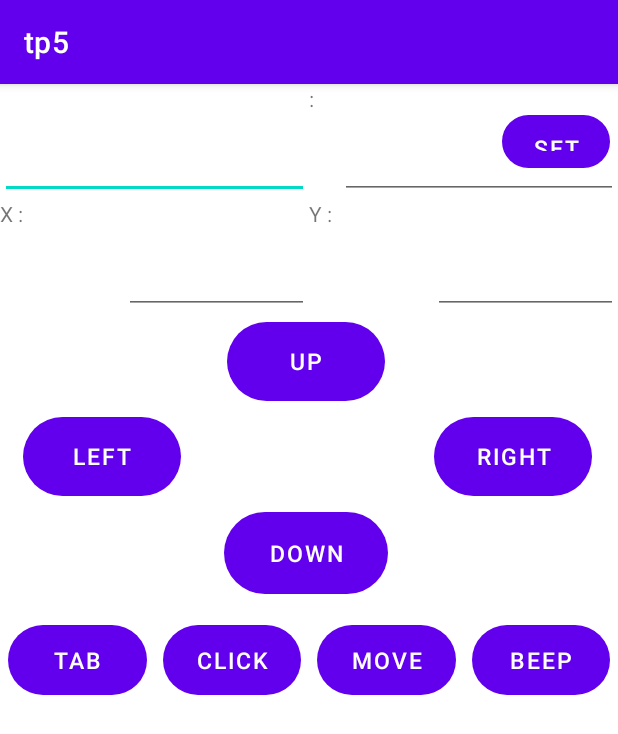
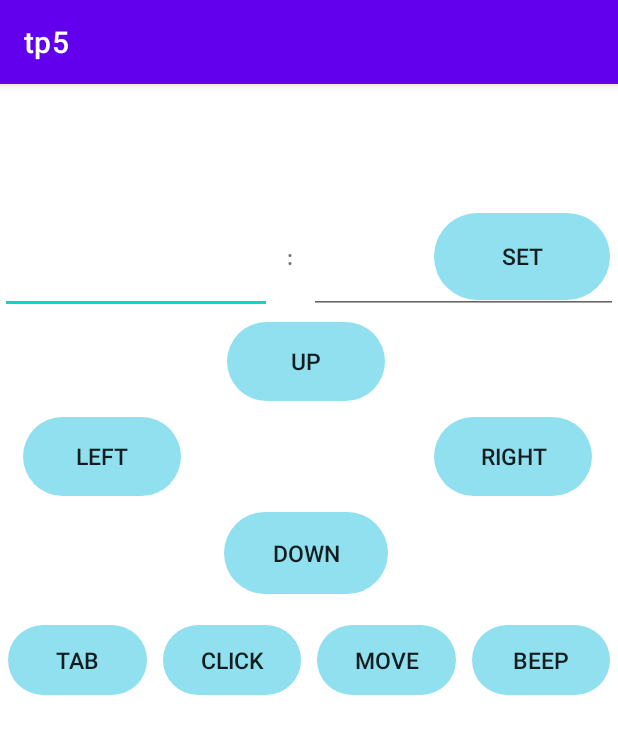
Before and after one commit to CavacoAntoine/Cours_Android_Studio, an Android app: the screen it shows after launch (MainActivity), on a phone screen of 412 x 824 dp. Shown: the top 734 px of the screen. Run offline under Robolectric (Android 15) with nearby library versions, the phone set to English and light mode, and no system bars.

Commit message:
tp5 fix color

```diff
--- a/tp5/app/src/main/res/layout/activity_main.xml
+++ b/tp5/app/src/main/res/layout/activity_main.xml
@@ -46,31 +46,31 @@
         android:id="@+id/IP"
         android:layout_width="0dp"
         android:layout_height="0dp"
-        app:layout_constraintBottom_toTopOf="@+id/guidelineH10"
+        app:layout_constraintBottom_toTopOf="@+id/guidelineH20"
         app:layout_constraintEnd_toEndOf="parent"
         app:layout_constraintStart_toStartOf="parent"
-        app:layout_constraintTop_toTopOf="@+id/guidelineH">
+        app:layout_constraintTop_toTopOf="@+id/guidelineH10">
 
         <androidx.constraintlayout.widget.Guideline
             android:id="@+id/guidelineIPV50"
             android:layout_width="wrap_content"
             android:layout_height="wrap_content"
             android:orientation="vertical"
-            app:layout_constraintGuide_percent="0.50" />
+            app:layout_constraintGuide_percent="0.44" />
 
         <androidx.constraintlayout.widget.Guideline
             android:id="@+id/guidelineIPV55"
             android:layout_width="wrap_content"
             android:layout_height="wrap_content"
             android:orientation="vertical"
-            app:layout_constraintGuide_percent="0.55" />
+            app:layout_constraintGuide_percent="0.5" />
 
         <androidx.constraintlayout.widget.Guideline
             android:id="@+id/guidelineIPV80"
             android:layout_width="wrap_content"
             android:layout_height="wrap_content"
             android:orientation="vertical"
-            app:layout_constraintGuide_percent="0.80" />
+            app:layout_constraintGuide_percent="0.69" />
 
         <EditText
             android:id="@+id/inputIP"
@@ -86,6 +86,8 @@
             android:id="@+id/deuxPoints"
             android:layout_width="0dp"
             android:layout_height="0dp"
+            android:gravity="center"
+            android:textStyle="bold"
             android:text="@string/deux_points"
             app:layout_constraintBottom_toBottomOf="parent"
             app:layout_constraintEnd_toStartOf="@+id/guidelineIPV55"
@@ -102,89 +104,17 @@
             app:layout_constraintTop_toTopOf="parent"
             tools:ignore="SpeakableTextPresentCheck" />
 
-        <Button
+        <androidx.appcompat.widget.AppCompatButton
             android:id="@+id/buttonSet"
             style="@style/Button"
             android:layout_width="0dp"
             android:layout_height="0dp"
+            android:background="@drawable/button_layout"
             android:text="@string/set"
             app:layout_constraintBottom_toBottomOf="parent"
             app:layout_constraintEnd_toEndOf="parent"
             app:layout_constraintStart_toStartOf="@+id/guidelineIPV80"
             app:layout_constraintTop_toTopOf="parent" />
-
-
-    </androidx.constraintlayout.widget.ConstraintLayout>
-
-    <androidx.constraintlayout.widget.ConstraintLayout
-        android:id="@+id/xy"
-        android:layout_width="0dp"
-        android:layout_height="0dp"
-        app:layout_constraintBottom_toTopOf="@+id/guidelineH20"
-        app:layout_constraintEnd_toEndOf="parent"
-        app:layout_constraintStart_toStartOf="parent"
-        app:layout_constraintTop_toTopOf="@+id/guidelineH10">
-
-        <androidx.constraintlayout.widget.Guideline
-            android:id="@+id/guidelineXYV20"
-            android:layout_width="wrap_content"
-            android:layout_height="wrap_content"
-            android:orientation="vertical"
-            app:layout_constraintGuide_percent="0.2" />
-
-        <androidx.constraintlayout.widget.Guideline
-            android:id="@+id/guidelineXYV50"
-            android:layout_width="wrap_content"
-            android:layout_height="wrap_content"
-            android:orientation="vertical"
-            app:layout_constraintGuide_begin="206dp" />
-
-        <androidx.constraintlayout.widget.Guideline
-            android:id="@+id/guidelineXYV70"
-            android:layout_width="wrap_content"
-            android:layout_height="wrap_content"
-            android:orientation="vertical"
-            app:layout_constraintGuide_percent="0.70" />
-
-        <TextView
-            android:id="@+id/X"
-            android:layout_width="0dp"
-            android:layout_height="0dp"
-            android:text="@string/displayX"
-            app:layout_constraintBottom_toBottomOf="parent"
-            app:layout_constraintEnd_toStartOf="@+id/guidelineXYV20"
-            app:layout_constraintStart_toStartOf="parent"
-            app:layout_constraintTop_toTopOf="parent" />
-
-        <TextView
-            android:id="@+id/Y"
-            android:layout_width="0dp"
-            android:layout_height="0dp"
-            android:text="@string/displayY"
-            app:layout_constraintBottom_toBottomOf="parent"
-            app:layout_constraintEnd_toStartOf="@+id/guidelineXYV70"
-            app:layout_constraintStart_toStartOf="@+id/guidelineXYV50"
-            app:layout_constraintTop_toTopOf="parent" />
-
-        <EditText
-            android:id="@+id/inputX"
-            android:layout_width="0dp"
-            android:layout_height="0dp"
-            app:layout_constraintBottom_toBottomOf="parent"
-            app:layout_constraintEnd_toStartOf="@+id/guidelineXYV50"
-            app:layout_constraintStart_toStartOf="@+id/guidelineXYV20"
-            app:layout_constraintTop_toTopOf="parent"
-            tools:ignore="SpeakableTextPresentCheck" />
-
-        <EditText
-            android:id="@+id/inputY"
-            android:layout_width="0dp"
-            android:layout_height="0dp"
-            app:layout_constraintBottom_toBottomOf="parent"
-            app:layout_constraintEnd_toEndOf="parent"
-            app:layout_constraintStart_toStartOf="@+id/guidelineXYV70"
-            app:layout_constraintTop_toTopOf="parent"
-            tools:ignore="SpeakableTextPresentCheck" />
 
 
     </androidx.constraintlayout.widget.ConstraintLayout>
@@ -228,7 +158,7 @@
             android:orientation="vertical"
             app:layout_constraintGuide_percent="0.66" />
 
-        <Button
+        <androidx.appcompat.widget.AppCompatButton
             android:id="@+id/buttonUp"
             style="@style/Button"
             android:layout_width="0dp"
@@ -239,7 +169,7 @@
             app:layout_constraintStart_toStartOf="@+id/guidelineButtonV33"
             app:layout_constraintTop_toTopOf="parent" />
 
-        <Button
+        <androidx.appcompat.widget.AppCompatButton
             android:id="@+id/buttonDown"
             style="@style/Button"
             android:layout_width="0dp"
@@ -250,7 +180,7 @@
             app:layout_constraintStart_toStartOf="@+id/guidelineButtonV33"
             app:layout_constraintTop_toTopOf="@+id/guidelineButtonH66" />
 
-        <Button
+        <androidx.appcompat.widget.AppCompatButton
             android:id="@+id/buttonLeft"
             style="@style/Button"
             android:layout_width="0dp"
@@ -262,7 +192,7 @@
             app:layout_constraintTop_toTopOf="@+id/guidelineButtonH33" />
 
 
-        <Button
+        <androidx.appcompat.widget.AppCompatButton
             android:id="@+id/buttonRight"
             style="@style/Button"
             android:layout_width="0dp"
@@ -275,7 +205,7 @@
 
     </androidx.constraintlayout.widget.ConstraintLayout>
 
-    <Button
+    <androidx.appcompat.widget.AppCompatButton
         android:id="@+id/buttonTab"
         style="@style/Button"
         android:layout_width="0dp"
@@ -286,7 +216,7 @@
         app:layout_constraintStart_toStartOf="parent"
         app:layout_constraintTop_toTopOf="@+id/guidelineH45" />
 
-    <Button
+    <androidx.appcompat.widget.AppCompatButton
         android:id="@+id/buttonClick"
         style="@style/Button"
         android:layout_width="0dp"
@@ -297,7 +227,7 @@
         app:layout_constraintStart_toEndOf="@id/buttonTab"
         app:layout_constraintTop_toTopOf="@+id/guidelineH45" />
 
-    <Button
+    <androidx.appcompat.widget.AppCompatButton
         android:id="@+id/buttonMove"
         style="@style/Button"
         android:layout_width="0dp"
@@ -308,7 +238,7 @@
         app:layout_constraintStart_toEndOf="@id/buttonClick"
         app:layout_constraintTop_toTopOf="@+id/guidelineH45" />
 
-    <Button
+    <androidx.appcompat.widget.AppCompatButton
         android:id="@+id/buttonBeep"
         style="@style/Button"
         android:layout_width="0dp"
```
